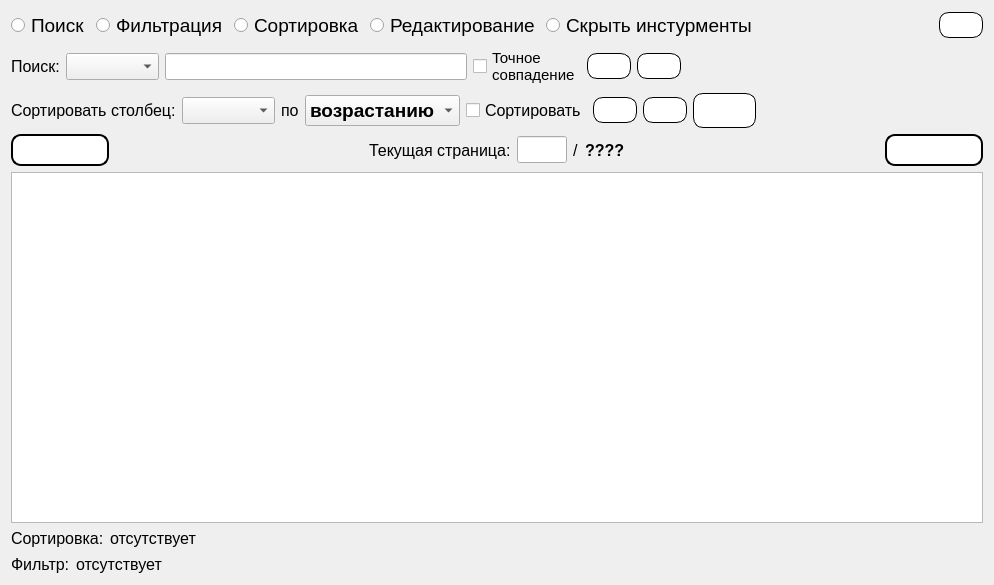
Above: Gui/TabWidgets/Player/playercredits.ui from MyEdit/Casino_Client before the change. Below: the same form after it.
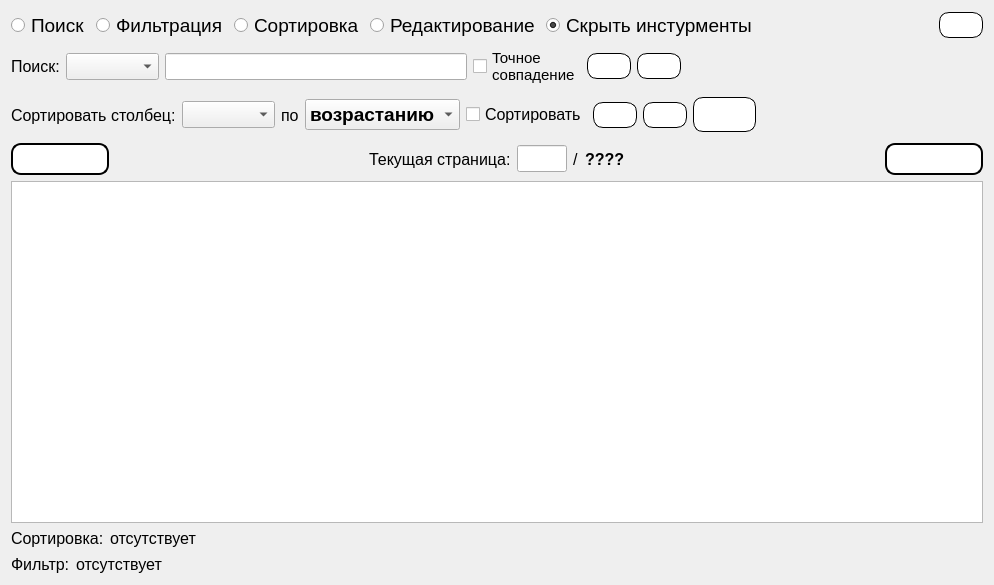
That is the form after the change. Icons and pictures are not drawn.

Diff of the .ui file:
```diff
--- a/Gui/TabWidgets/Player/playercredits.ui
+++ b/Gui/TabWidgets/Player/playercredits.ui
@@ -79,6 +79,9 @@
        <property name="text">
         <string>Скрыть инстурменты</string>
        </property>
+       <property name="checked">
+        <bool>true</bool>
+       </property>
       </widget>
      </item>
      <item>
@@ -271,6 +274,12 @@
     <layout class="QHBoxLayout" name="horizontalLayout_8">
      <item>
       <widget class="QLabel" name="label_3">
+       <property name="minimumSize">
+        <size>
+         <width>0</width>
+         <height>44</height>
+        </size>
+       </property>
        <property name="font">
         <font>
          <family>Segoe UI</family>
```
Left out of the diff: 24 changed lines with no effect on the pictures.
